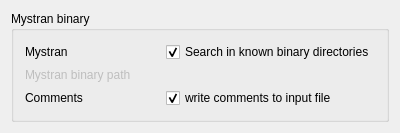
Qt form src/Mod/Fem/Gui/DlgSettingsFemMystran.ui (southseact-3d/fcd) before a commit.
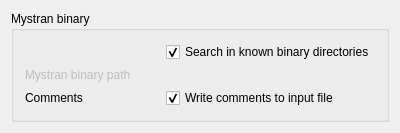
The same form after that commit. Custom widgets are drawn as their Qt base class.

Commit message:
[skip CI] [FEM] uniform labeling in a settings dialog
- also improve layout settings

```diff
--- a/src/Mod/Fem/Gui/DlgSettingsFemMystran.ui
+++ b/src/Mod/Fem/Gui/DlgSettingsFemMystran.ui
@@ -7,14 +7,12 @@
     <x>0</x>
     <y>0</y>
     <width>400</width>
-    <height>120</height>
+    <height>118</height>
    </rect>
   </property>
   <property name="windowTitle">
    <string>Mystran</string>
   </property>
-  <layout class="QVBoxLayout" name="verticalLayout">
-   <item>
     <layout class="QVBoxLayout" name="verticalLayout_2">
      <item>
       <widget class="QGroupBox" name="gb_mystran_param">
@@ -33,13 +31,10 @@
        <property name="alignment">
         <set>Qt::AlignLeading|Qt::AlignLeft|Qt::AlignTop</set>
        </property>
-       <layout class="QHBoxLayout" name="horizontalLayout">
-        <property name="sizeConstraint">
-         <enum>QLayout::SetNoConstraint</enum>
-        </property>
+     <layout class="QVBoxLayout" name="verticalLayout">
         <item>
-         <layout class="QGridLayout" name="gl_mystran">
-          <item row="0" column="2">
+       <layout class="QGridLayout" name="gridLayout">
+        <item row="0" column="1">
            <widget class="Gui::PrefCheckBox" name="cb_mystran_binary_std">
             <property name="text">
              <string>Search in known binary directories</string>
@@ -55,14 +50,7 @@
             </property>
            </widget>
           </item>
-          <item row="0" column="0">
-           <widget class="QLabel" name="l_mystran_binary_std">
-            <property name="text">
-             <string>Mystran</string>
-            </property>
-           </widget>
-          </item>
-          <item row="2" column="0">
+        <item row="1" column="0">
            <widget class="QLabel" name="l_mystran_binary_path">
             <property name="enabled">
              <bool>false</bool>
@@ -78,7 +66,7 @@
             </property>
            </widget>
           </item>
-          <item row="2" column="2">
+        <item row="1" column="1">
            <widget class="Gui::PrefFileChooser" name="fc_mystran_binary_path" native="true">
             <property name="enabled">
              <bool>false</bool>
@@ -118,17 +106,17 @@
             </property>
            </widget>
           </item>
-          <item row="4" column="0">
+        <item row="2" column="0">
            <widget class="QLabel" name="l_mystran_write_comments">
             <property name="text">
              <string>Comments</string>
             </property>
            </widget>
           </item>
-          <item row="4" column="2">
+        <item row="2" column="1">
            <widget class="Gui::PrefCheckBox" name="cb_mystran_write_comments">
             <property name="text">
-             <string>write comments to input file</string>
+           <string>Write comments to input file</string>
             </property>
             <property name="checked">
              <bool>true</bool>
@@ -145,8 +133,6 @@
         </item>
        </layout>
       </widget>
-     </item>
-    </layout>
    </item>
    <item>
     <spacer name="verticalSpacer">
```
Lines whose indentation alone changed are shown as unchanged.
